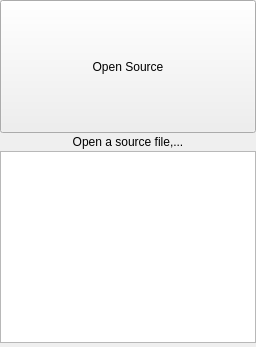
First picture: the form in mkvcutter.ui, repository Selur/MKVCutter, before the edit.
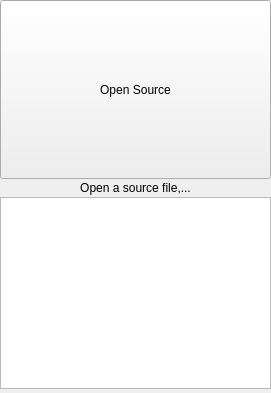
Second picture: the form after the edit. Custom widgets are drawn as their Qt base class.

The edit to the form file:
```diff
--- a/mkvcutter.ui
+++ b/mkvcutter.ui
@@ -6,8 +6,8 @@
    <rect>
     <x>0</x>
     <y>0</y>
-    <width>256</width>
-    <height>347</height>
+    <width>271</width>
+    <height>393</height>
    </rect>
   </property>
   <property name="sizePolicy">
@@ -205,11 +205,17 @@
    <item>
     <widget class="QTextBrowser" name="infoTextBrowser">
      <property name="sizePolicy">
-      <sizepolicy hsizetype="Ignored" vsizetype="Expanding">
+      <sizepolicy hsizetype="Ignored" vsizetype="Minimum">
        <horstretch>0</horstretch>
        <verstretch>0</verstretch>
       </sizepolicy>
      </property>
+     <property name="minimumSize">
+      <size>
+       <width>0</width>
+       <height>150</height>
+      </size>
+     </property>
     </widget>
    </item>
   </layout>
```
Left out of the diff: 37 changed lines with no effect on the pictures.
